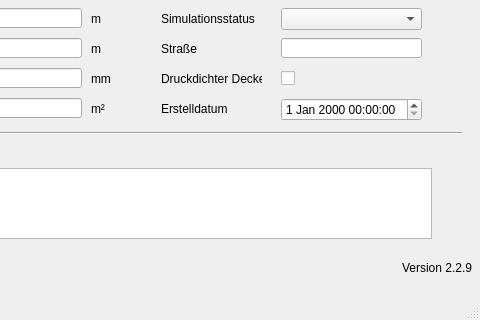
First picture: the form in qkan/database/templates/schaechte.ui, repository hoettges/QKan, before the edit; both pictures show x 169 to 649 and y 112 to 432 of the 649 by 432 pixel window.
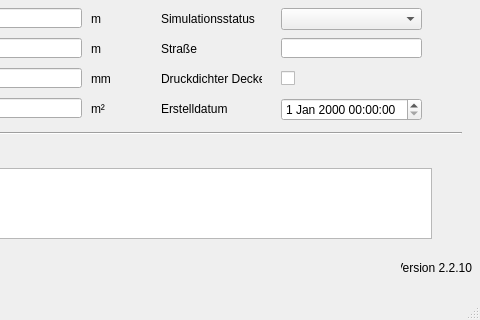
Second picture: the form after the edit. Custom widgets are drawn as their Qt base class.

What changed in the file:
```diff
--- a/qkan/database/templates/schaechte.ui
+++ b/qkan/database/templates/schaechte.ui
@@ -462,7 +462,7 @@
      <string>Version QKan Import</string>
     </property>
     <property name="text">
-     <string>Version 2.2.9</string>
+     <string>Version 2.2.10</string>
     </property>
     <property name="alignment">
      <set>Qt::AlignRight|Qt::AlignTrailing|Qt::AlignVCenter</set>
```
